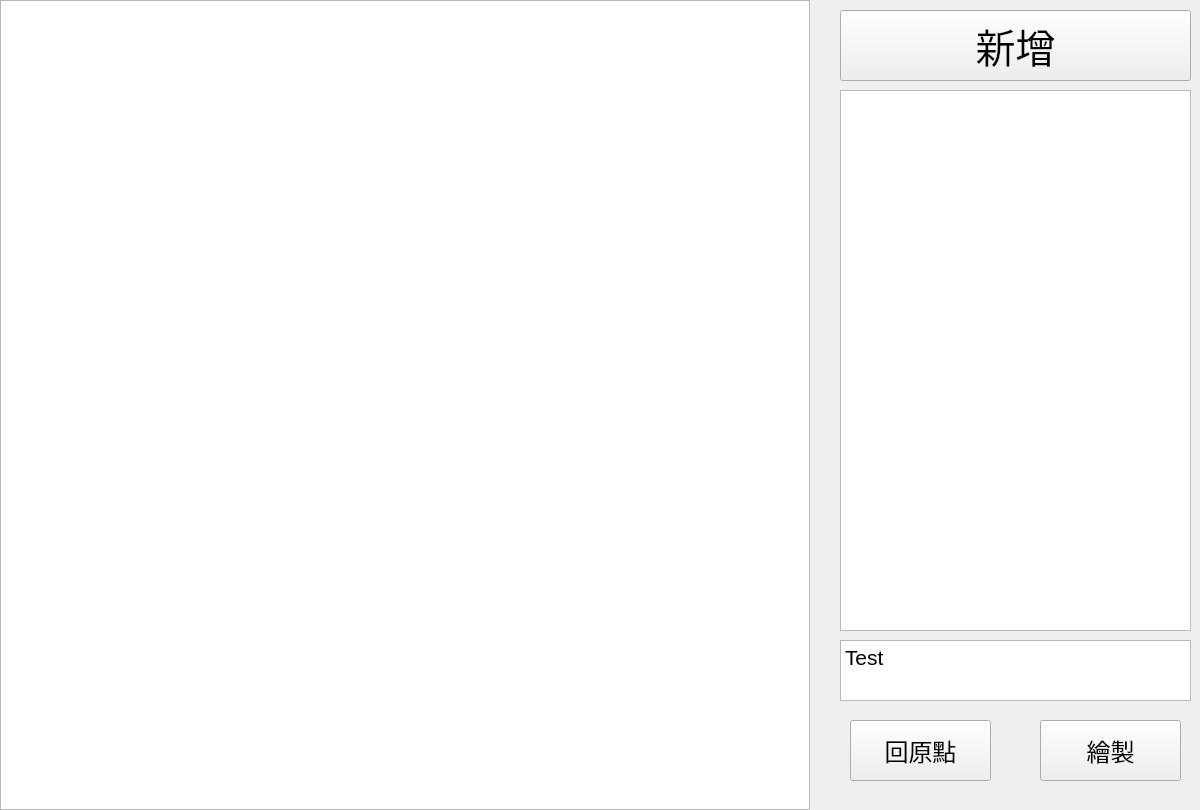
leta0620/EquationDrawer, file EquationDrawer/EquationDrawer/EquationDrawer.ui: the form before one commit.
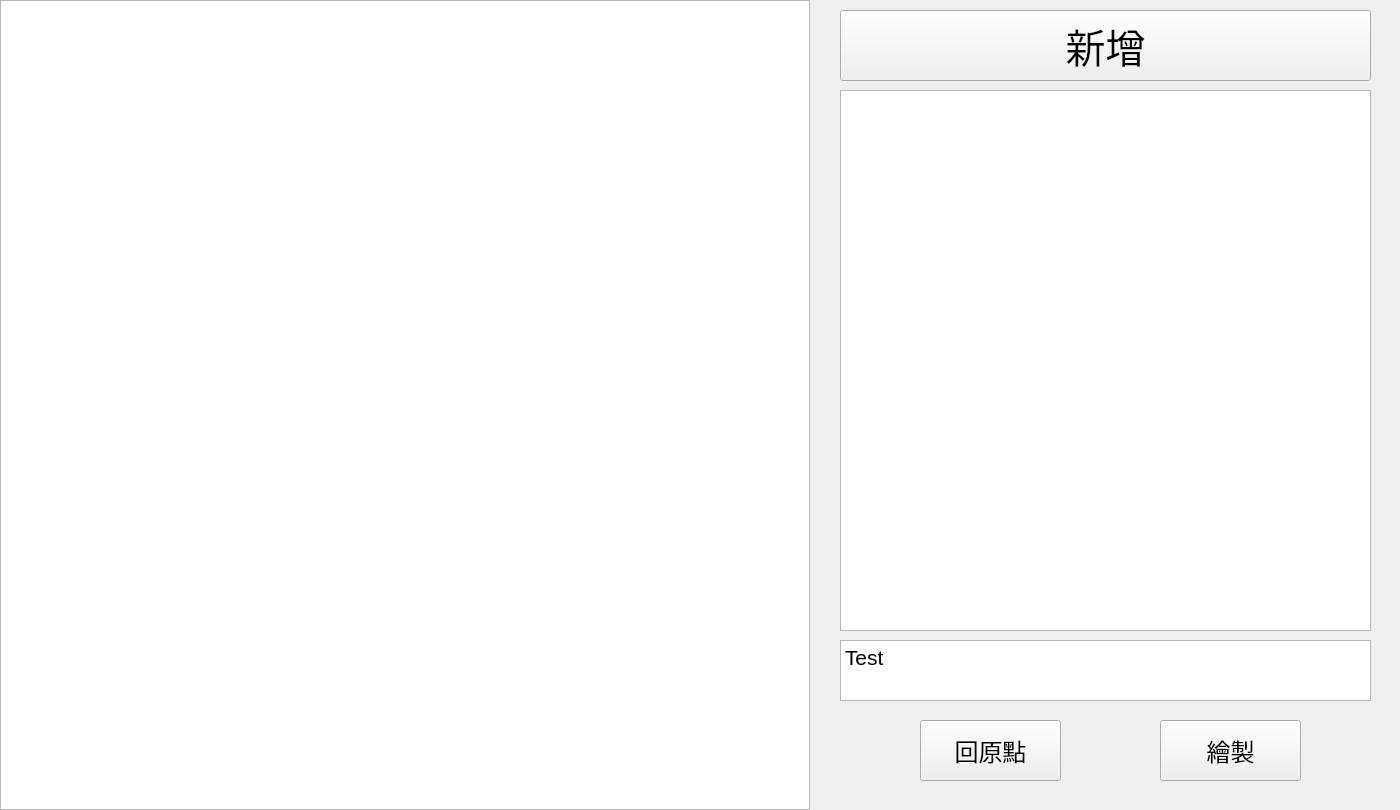
The form after the commit.

```diff
--- a/EquationDrawer/EquationDrawer/EquationDrawer.ui
+++ b/EquationDrawer/EquationDrawer/EquationDrawer.ui
@@ -6,7 +6,7 @@
    <rect>
     <x>0</x>
     <y>0</y>
-    <width>1200</width>
+    <width>1400</width>
     <height>810</height>
    </rect>
   </property>
@@ -18,7 +18,7 @@
     <rect>
      <x>840</x>
      <y>90</y>
-     <width>351</width>
+     <width>531</width>
      <height>541</height>
     </rect>
    </property>
@@ -26,7 +26,7 @@
   <widget class="QPushButton" name="pushButton_Draw">
    <property name="geometry">
     <rect>
-     <x>1040</x>
+     <x>1160</x>
      <y>720</y>
      <width>141</width>
      <height>61</height>
@@ -46,7 +46,7 @@
     <rect>
      <x>840</x>
      <y>10</y>
-     <width>351</width>
+     <width>531</width>
      <height>71</height>
     </rect>
    </property>
@@ -64,7 +64,7 @@
     <rect>
      <x>840</x>
      <y>640</y>
-     <width>351</width>
+     <width>531</width>
      <height>61</height>
     </rect>
    </property>
@@ -105,7 +105,7 @@
   <widget class="QPushButton" name="pushButton_Back">
    <property name="geometry">
     <rect>
-     <x>850</x>
+     <x>920</x>
      <y>720</y>
      <width>141</width>
      <height>61</height>
```
